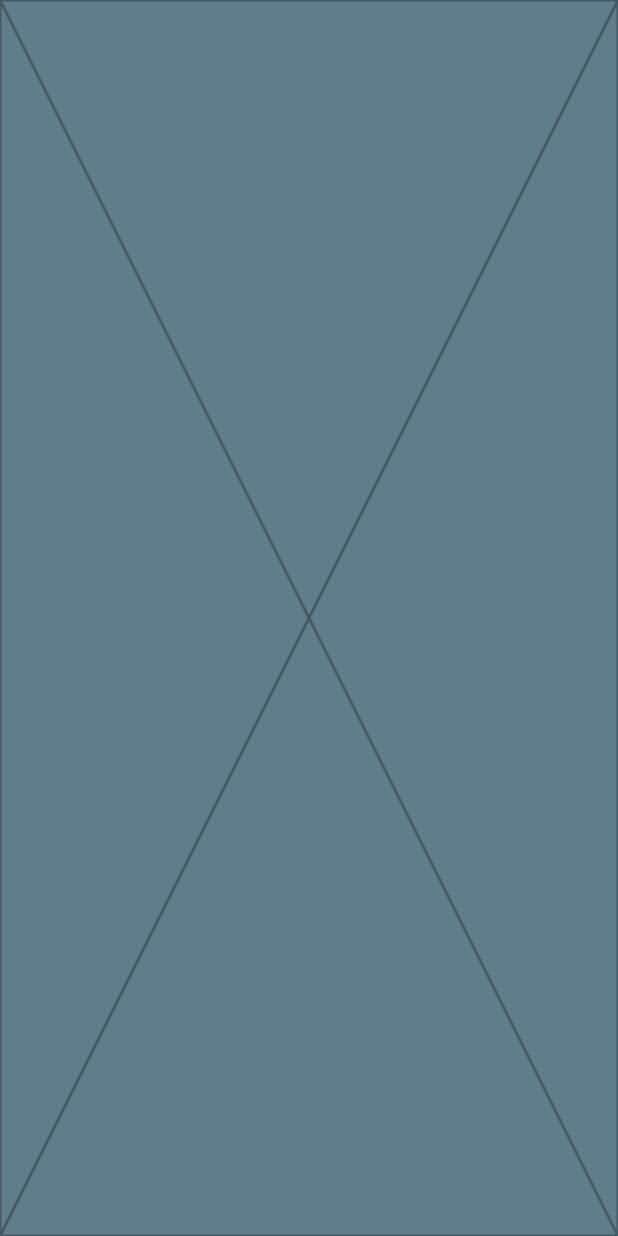
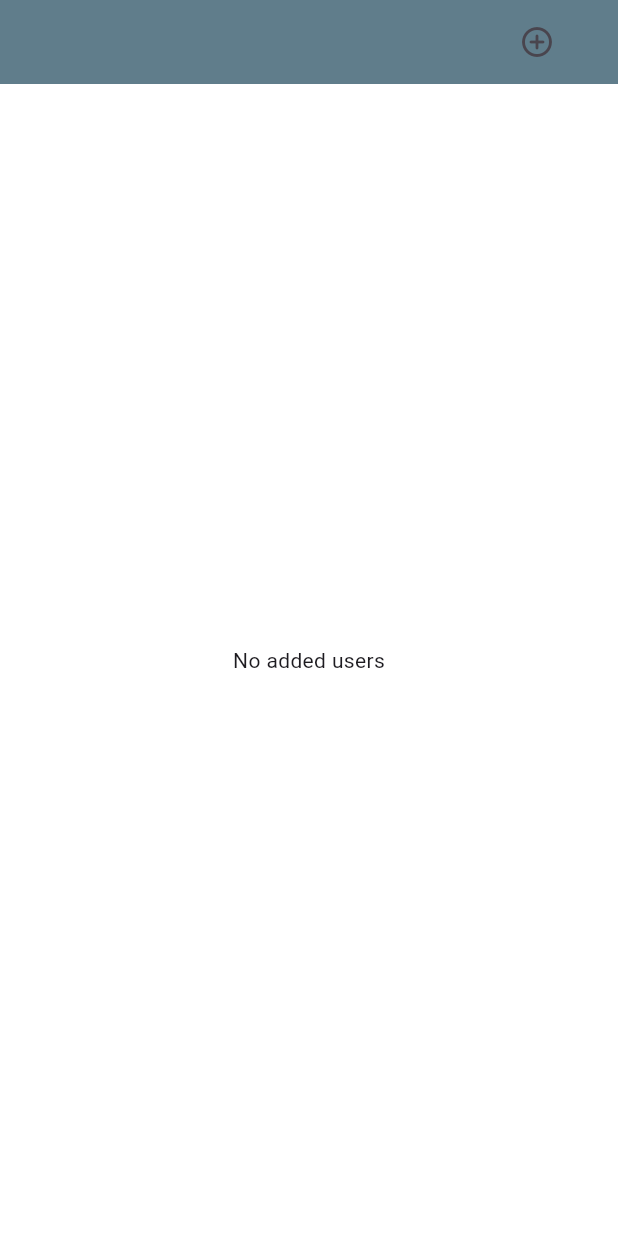
Before and after one commit to Arthur94-art/test_supabase, a Flutter app: the screen it shows after launch, on a phone screen of 412 x 824 dp. Run offline on Flutter 3.47's test engine with Material 3 defaults, Android fonts, the phone set to English and light mode, and no system bars; our stand-ins replace flutter_bloc, flutter_dotenv, get_it, supabase_flutter; accounts and stored records are empty.

Commit message:
created ui

```diff
--- a/lib/bloc/user_event.dart
+++ b/lib/bloc/user_event.dart
@@ -5,11 +5,17 @@ abstract class UserEvent {}
 class UserFetchEvent extends UserEvent {}
 
 class UserAddEvent extends UserEvent {
-  final UserModel user;
-  UserAddEvent({required this.user});
+  final String name;
+  final String lastName;
+  final String email;
+  UserAddEvent({
+    required this.name,
+    required this.lastName,
+    required this.email,
+  });
 }
 
 class UserDeleteEvent extends UserEvent {
-  final String id;
+  final int id;
   UserDeleteEvent({required this.id});
 }
--- a/lib/data/models/user_model.dart
+++ b/lib/data/models/user_model.dart
@@ -1,14 +1,18 @@
+import 'package:intl/intl.dart';
+
 class UserModel {
   final String firstName;
   final String lastName;
   final String email;
-  final String id;
+  final int id;
+  final DateTime createdAt;
 
   UserModel({
     required this.firstName,
     required this.lastName,
     required this.email,
     required this.id,
+    required this.createdAt,
   });
 
   factory UserModel.fromJson(Map<String, dynamic> json) {
@@ -16,7 +20,8 @@ class UserModel {
       firstName: json['first_name'] as String,
       lastName: json['last_name'] as String,
       email: json['email'] as String,
-      id: json['id'] as String,
+      id: json['id'] as int,
+      createdAt: DateTime.parse(json['created_at'] as String),
     );
   }
 
@@ -26,6 +31,7 @@ class UserModel {
       'last_name': lastName,
       'email': email,
       'id': id,
+      'created_at': DateFormat('yyyy-MM-ddTHH:mm:ss').format(createdAt),
     };
   }
 }
--- a/lib/data/supabase/collection_keys.dart
+++ b/lib/data/supabase/collection_keys.dart
@@ -12,4 +12,5 @@ class CollectionKeys {
   String get lastName => 'last_name';
   String get email => 'email';
   String get id => 'id';
+  String get createdAt => 'created_at';
 }
--- a/lib/main.dart
+++ b/lib/main.dart
@@ -4,6 +4,7 @@ import 'package:flutter_dotenv/flutter_dotenv.dart';
 import 'package:supabase_flutter/supabase_flutter.dart';
 import 'package:test_supabase/bloc/user_bloc.dart';
 import 'package:test_supabase/data/di/service_locator.dart';
+import 'package:test_supabase/view/pages/home.dart';
 
 Future<void> main() async {
   WidgetsFlutterBinding.ensureInitialized();
@@ -29,8 +30,7 @@ class Main extends StatelessWidget {
           useMaterial3: true,
         ),
         home: const Scaffold(
-          backgroundColor: Colors.blueGrey,
-          body: Center(child: Placeholder()),
+          body: Home(),
         ),
       ),
     );
--- /dev/null
+++ b/lib/view/pages/home.dart
@@ -0,0 +1,124 @@
+import 'package:flutter/material.dart';
+import 'package:flutter_bloc/flutter_bloc.dart';
+import 'package:test_supabase/bloc/user_bloc.dart';
+import 'package:test_supabase/data/models/user_model.dart';
+import 'package:test_supabase/view/widgets/custom_popup.dart';
+import 'package:test_supabase/view/widgets/user_card.dart';
+
+class Home extends StatefulWidget {
+  const Home({super.key});
+
+  @override
+  State<Home> createState() => _HomeState();
+}
+
+class _HomeState extends State<Home> {
+  late final UserBloc _userBloc;
+
+  @override
+  void initState() {
+    super.initState();
+    _userBloc = context.read<UserBloc>();
+    _userBloc.add(UserFetchEvent());
+  }
+
+  @override
+  Widget build(BuildContext context) {
+    return Scaffold(
+      appBar: _buildAppBar(),
+      backgroundColor: Colors.white,
+      body: SafeArea(
+        child: Padding(
+          padding: const EdgeInsets.all(30),
+          child: BlocBuilder<UserBloc, UserState>(
+            builder: (context, state) => _buildStateContent(state),
+          ),
+        ),
+      ),
+    );
+  }
+
+  AppBar _buildAppBar() {
+    return AppBar(
+      backgroundColor: Colors.blueGrey,
+      actions: [
+        Padding(
+          padding: const EdgeInsets.symmetric(horizontal: 30),
+          child: IconButton(
+            icon: const Icon(Icons.add_circle_outline_rounded),
+            onPressed: () => _showMyDialog(context),
+          ),
+        ),
+      ],
+    );
+  }
+
+  Widget _buildStateContent(UserState state) {
+    if (state is UserInitialState) return _buildLoadingIndicator();
+    if (state is UserLoadedState) return _buildUserList(state.userList);
+    if (state is UserFailureState) return _buildErrorIndicator();
+    return const SizedBox.shrink();
+  }
+
+  Widget _buildLoadingIndicator() {
+    return const Center(child: CircularProgressIndicator());
+  }
+
+  Widget _buildUserList(List<UserModel> userList) {
+    return userList.isEmpty
+        ? const Center(child: Text('No added users'))
+        : ListView.builder(
+            itemCount: userList.length,
+            itemBuilder: (context, index) =>
+                _buildUserListItem(userList, index),
+          );
+  }
+
+  Widget _buildUserListItem(List<UserModel> userList, int index) {
+    final item = userList[index];
+    return Dismissible(
+      key: Key(item.id.toString()),
+      direction: DismissDirection.endToStart,
+      onDismissed: (direction) {
+        _userBloc.add(UserDeleteEvent(id: item.id));
+        setState(() {
+          userList.removeAt(index);
+        });
+      },
+      background: _buildDismissibleBackground(),
+      child: UserCard(
+        name: item.firstName,
+        lastName: item.lastName,
+        email: item.email,
+      ),
+    );
+  }
+
+  Container _buildDismissibleBackground() {
+    return Container(
+      color: Colors.redAccent,
+      alignment: Alignment.centerRight,
+      child: const Padding(
+        padding: EdgeInsets.only(right: 20.0),
+        child: Icon(Icons.delete, color: Colors.white),
+      ),
+    );
+  }
+
+  Widget _buildErrorIndicator() {
+    return const Text(
+      'Something went wrong...',
+      style: TextStyle(color: Colors.red),
+    );
+  }
+}
+
+Future<void> _showMyDialog(BuildContext context) async {
+  return showDialog<void>(
+    context: context,
+    barrierDismissible: false,
+    builder: (BuildContext context) {
+      return const CustomPopup();
+    },
+  );
+}
--- a/pubspec.yaml
+++ b/pubspec.yaml
@@ -38,6 +38,7 @@ dependencies:
   flutter_dotenv: ^5.1.0
   flutter_bloc: ^8.1.5
   get_it: ^7.7.0
+  intl: ^0.19.0
 
 dev_dependencies:
   flutter_test:
```
Also changed, not shown: lib/bloc/user_bloc.dart (+26 -0 lines), lib/data/service/supabase_service.dart (+26 -10 lines), lib/view/widgets/custom_popup.dart (added, +79 -0 lines), lib/view/widgets/user_card.dart (added, +62 -0 lines), pubspec.lock.
